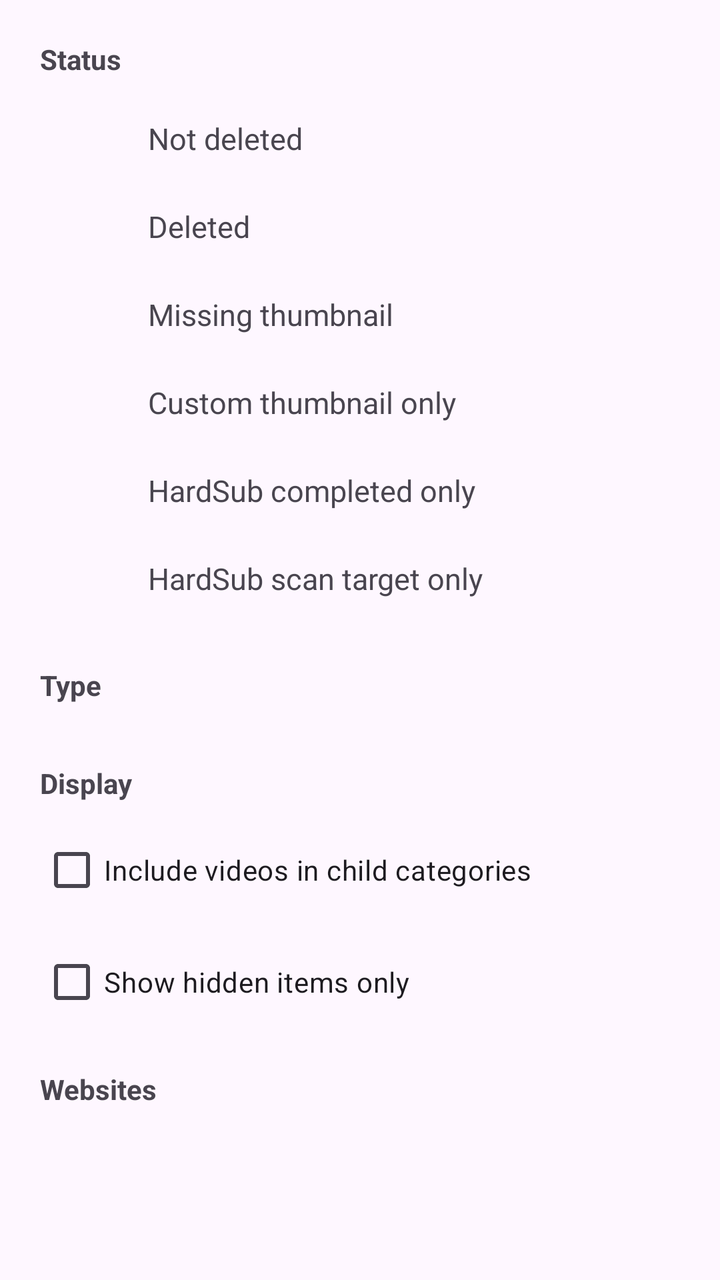
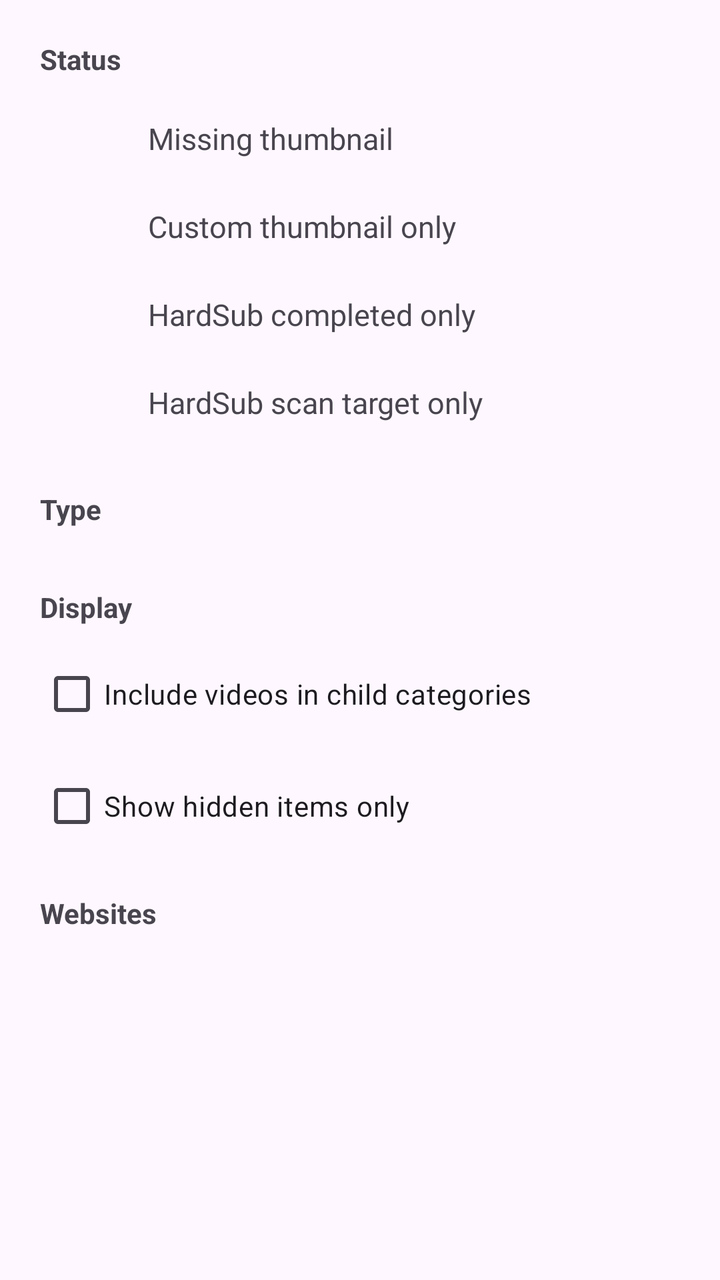

Compare the two renders of this Android layout. The source of the first and the diff that turns it into the second are given below.
<!-- AndroidManifest.xml: application theme BaseTheme -->
<!-- res/layout/history_other_filters_sheet.xml -->
<?xml version="1.0" encoding="utf-8"?>
<LinearLayout style="@style/Widget.Material3.BottomSheet"
    android:layout_width="match_parent"
    android:layout_height="wrap_content"
    android:orientation="vertical"
    app:layout_behavior="com.google.android.material.bottomsheet.BottomSheetBehavior"
    xmlns:android="http://schemas.android.com/apk/res/android"
    xmlns:app="http://schemas.android.com/apk/res-auto">

    <LinearLayout
        android:id="@+id/format_filter_linear"
        android:layout_width="match_parent"
        android:layout_marginBottom="20dp"
        android:layout_height="wrap_content"
        android:orientation="vertical">

        <TextView
            android:layout_width="wrap_content"
            android:text="@string/status"
            android:textSize="14sp"
            android:textStyle="bold"
            android:layout_marginHorizontal="20dp"
            android:layout_marginBottom="10dp"
            android:layout_marginTop="20dp"
            android:layout_height="wrap_content"/>


        <TextView
            android:id="@+id/not_deleted"
            android:layout_width="match_parent"
            android:layout_height="wrap_content"
            android:background="?attr/selectableItemBackground"
            android:clickable="true"
            android:drawablePadding="30dp"
            android:focusable="true"
            android:paddingHorizontal="20dp"
            android:paddingVertical="10dp"
            android:text="@string/not_deleted"
            android:textSize="15sp"
            app:drawableStartCompat="@drawable/empty" />

        <TextView
            android:id="@+id/deleted"
            android:clickable="true"
            android:focusable="true"
            android:background="?attr/selectableItemBackground"
            android:paddingVertical="10dp"
            android:paddingHorizontal="20dp"
            android:drawablePadding="30dp"
            android:layout_width="match_parent"
            android:layout_height="wrap_content"
            android:textSize="15sp"
            android:text="@string/deleted"
            app:drawableStartCompat="@drawable/empty" />

        <TextView
            android:id="@+id/missing_thumbnail"
            android:clickable="true"
            android:focusable="true"
            android:background="?attr/selectableItemBackground"
            android:paddingVertical="10dp"
            android:paddingHorizontal="20dp"
            android:drawablePadding="30dp"
            android:layout_width="match_parent"
            android:layout_height="wrap_content"
            android:textSize="15sp"
            android:text="@string/missing_thumbnail"
            app:drawableStartCompat="@drawable/empty" />

        <TextView
            android:id="@+id/custom_thumbnail_only"
            android:clickable="true"
            android:focusable="true"
            android:background="?attr/selectableItemBackground"
            android:paddingVertical="10dp"
            android:paddingHorizontal="20dp"
            android:drawablePadding="30dp"
            android:layout_width="match_parent"
            android:layout_height="wrap_content"
            android:textSize="15sp"
            android:text="@string/custom_thumbnail_only"
            app:drawableStartCompat="@drawable/empty" />

        <TextView
            android:id="@+id/hardsub_done_only"
            android:clickable="true"
            android:focusable="true"
            android:background="?attr/selectableItemBackground"
            android:paddingVertical="10dp"
            android:paddingHorizontal="20dp"
            android:drawablePadding="30dp"
            android:layout_width="match_parent"
            android:layout_height="wrap_content"
            android:textSize="15sp"
            android:text="@string/hardsub_done_only"
            app:drawableStartCompat="@drawable/empty" />

        <TextView
            android:id="@+id/hardsub_scan_target_only"
            android:clickable="true"
            android:focusable="true"
            android:background="?attr/selectableItemBackground"
            android:paddingVertical="10dp"
            android:paddingHorizontal="20dp"
            android:drawablePadding="30dp"
            android:layout_width="match_parent"
            android:layout_height="wrap_content"
            android:textSize="15sp"
            android:text="@string/hardsub_scan_target_only"
            app:drawableStartCompat="@drawable/empty" />

    </LinearLayout>

    <LinearLayout
        android:id="@+id/typeFilters"
        android:layout_width="match_parent"
        android:layout_height="wrap_content"
        android:orientation="vertical">

        <TextView
            android:layout_width="wrap_content"
            android:layout_height="wrap_content"
            android:layout_marginHorizontal="20dp"
            android:layout_marginBottom="10dp"
            android:text="@string/media_type"
            android:textSize="14sp"
            android:textStyle="bold" />

        <com.google.android.material.chip.ChipGroup
            android:id="@+id/typeChipGroup"
            android:layout_width="wrap_content"
            android:layout_height="wrap_content"
            android:layout_marginHorizontal="20dp"
            android:layout_marginBottom="20dp"
            app:chipSpacing="0dp"
            app:chipSpacingVertical="-10dp"
            app:selectionRequired="true"
            app:singleLine="false"
            app:singleSelection="false" />
    </LinearLayout>

    <LinearLayout
        android:id="@+id/displayFilters"
        android:layout_width="match_parent"
        android:layout_height="wrap_content"
        android:orientation="vertical">

        <TextView
            android:layout_width="wrap_content"
            android:layout_height="wrap_content"
            android:layout_marginHorizontal="20dp"
            android:layout_marginBottom="10dp"
            android:text="@string/display"
            android:textSize="14sp"
            android:textStyle="bold" />

        <com.google.android.material.checkbox.MaterialCheckBox
            android:id="@+id/includeChildCategoryVideosCheck"
            android:layout_width="match_parent"
            android:layout_height="wrap_content"
            android:layout_marginHorizontal="20dp"
            android:layout_marginBottom="8dp"
            android:text="@string/include_child_category_videos" />

        <com.google.android.material.checkbox.MaterialCheckBox
            android:id="@+id/showHiddenOnlyCheck"
            android:layout_width="match_parent"
            android:layout_height="wrap_content"
            android:layout_marginHorizontal="20dp"
            android:layout_marginBottom="20dp"
            android:text="@string/show_hidden_only" />
    </LinearLayout>


    <LinearLayout
        android:id="@+id/websiteFilters"
        android:layout_width="match_parent"
        android:layout_height="wrap_content"
        android:orientation="vertical">

        <TextView
            android:layout_width="wrap_content"
            android:layout_height="wrap_content"
            android:layout_marginHorizontal="20dp"
            android:layout_marginBottom="10dp"
            android:text="@string/websites"
            android:textSize="14sp"
            android:textStyle="bold" />

        <com.google.android.material.chip.ChipGroup
            android:id="@+id/websitesChipGroup"
            android:layout_width="wrap_content"
            app:chipSpacingVertical="-10dp"
            app:chipSpacing="0dp"
            android:layout_marginHorizontal="20dp"
            android:layout_marginBottom="20dp"
            app:selectionRequired="true"
            app:singleSelection="false"
            android:layout_height="wrap_content"
            app:singleLine="false">

        </com.google.android.material.chip.ChipGroup>


    </LinearLayout>


</LinearLayout>
<!-- resources referenced by this layout -->
<resources>
  <!-- drawable empty (drawable) -->
  <?xml version="1.0" encoding="utf-8"?>
  <vector xmlns:android="http://schemas.android.com/apk/res/android"
      android:width="24dp"
      android:height="24dp"
      android:viewportWidth="24"
      android:viewportHeight="24">
      <path android:strokeAlpha="0" android:pathData="M0,12h24"/>
  </vector>
  <string name="custom_thumbnail_only">Custom thumbnail only</string>
  <string name="deleted">Deleted</string>
  <string name="display">Display</string>
  <string name="hardsub_done_only">HardSub completed only</string>
  <string name="hardsub_scan_target_only">HardSub scan target only</string>
  <string name="include_child_category_videos">Include videos in child categories</string>
  <string name="media_type">Type</string>
  <string name="missing_thumbnail">Missing thumbnail</string>
  <string name="not_deleted">Not deleted</string>
  <string name="show_hidden_only">Show hidden items only</string>
  <string name="status">Status</string>
  <string name="websites">Websites</string>
  <style name="BaseTheme" parent="Theme.Material3.Light.NoActionBar">
          <item name="android:windowLightStatusBar">?attr/isLightTheme</item>
          <item name="android:statusBarColor">@android:color/transparent</item>
          <item name="alertDialogTheme">@style/ThemeOverlay.Material3.MaterialAlertDialog</item>
          <item name="dialogCornerRadius">28dp</item>
          <item name="windowActionModeOverlay">true</item>
          <item name="actionBarTheme">@style/ThemeOverlay.Material3.Light</item>
          <item name="android:windowLightNavigationBar" tools:ignore="NewApi">true</item>
          <item name="switchPreferenceCompatStyle">@style/Preference.SwitchPreferenceCompat.Material3</item>
          <item name="snackbarStyle">@style/snackBarStyle</item>
          <item name="preferenceTheme">@style/PreferenceTheme</item>
          <item name="android:windowOptOutEdgeToEdgeEnforcement" tools:targetApi="35">true</item>
      </style>
  <style name="Preference.SwitchPreferenceCompat.Material3" parent="@style/Preference.SwitchPreferenceCompat.Material">
          <item name="widgetLayout">@layout/preferece_material_switch</item>
      </style>
  <style name="snackBarStyle" parent="@style/Widget.Material3.Snackbar">
          <item name="shapeAppearance">@style/ShapeAppearance.Material3.Corner.ExtraLarge</item>
          <item name="android:paddingStart">20dp</item>
          <item name="android:paddingEnd">20dp</item>
          <item name="maxLines">2</item>
          <item name="animationMode">slide</item>
      </style>
  <style name="PreferenceTheme" parent="PreferenceThemeOverlay">
          <item name="singleLineTitle">false</item>
      </style>
</resources>

<!-- the commit's change to res/layout/history_other_filters_sheet.xml (unified diff, before → after) -->
@@ -24,34 +24,6 @@
             android:layout_marginTop="20dp"
             android:layout_height="wrap_content"/>
 
-
-        <TextView
-            android:id="@+id/not_deleted"
-            android:layout_width="match_parent"
-            android:layout_height="wrap_content"
-            android:background="?attr/selectableItemBackground"
-            android:clickable="true"
-            android:drawablePadding="30dp"
-            android:focusable="true"
-            android:paddingHorizontal="20dp"
-            android:paddingVertical="10dp"
-            android:text="@string/not_deleted"
-            android:textSize="15sp"
-            app:drawableStartCompat="@drawable/empty" />
-
-        <TextView
-            android:id="@+id/deleted"
-            android:clickable="true"
-            android:focusable="true"
-            android:background="?attr/selectableItemBackground"
-            android:paddingVertical="10dp"
-            android:paddingHorizontal="20dp"
-            android:drawablePadding="30dp"
-            android:layout_width="match_parent"
-            android:layout_height="wrap_content"
-            android:textSize="15sp"
-            android:text="@string/deleted"
-            app:drawableStartCompat="@drawable/empty" />
 
         <TextView
             android:id="@+id/missing_thumbnail"
<!-- resource entries referenced after the edit -->
@@ -10,14 +10,12 @@
       <path android:strokeAlpha="0" android:pathData="M0,12h24"/>
   </vector>
   <string name="custom_thumbnail_only">Custom thumbnail only</string>
-  <string name="deleted">Deleted</string>
   <string name="display">Display</string>
   <string name="hardsub_done_only">HardSub completed only</string>
   <string name="hardsub_scan_target_only">HardSub scan target only</string>
   <string name="include_child_category_videos">Include videos in child categories</string>
   <string name="media_type">Type</string>
   <string name="missing_thumbnail">Missing thumbnail</string>
-  <string name="not_deleted">Not deleted</string>
   <string name="show_hidden_only">Show hidden items only</string>
   <string name="status">Status</string>
   <string name="websites">Websites</string>
